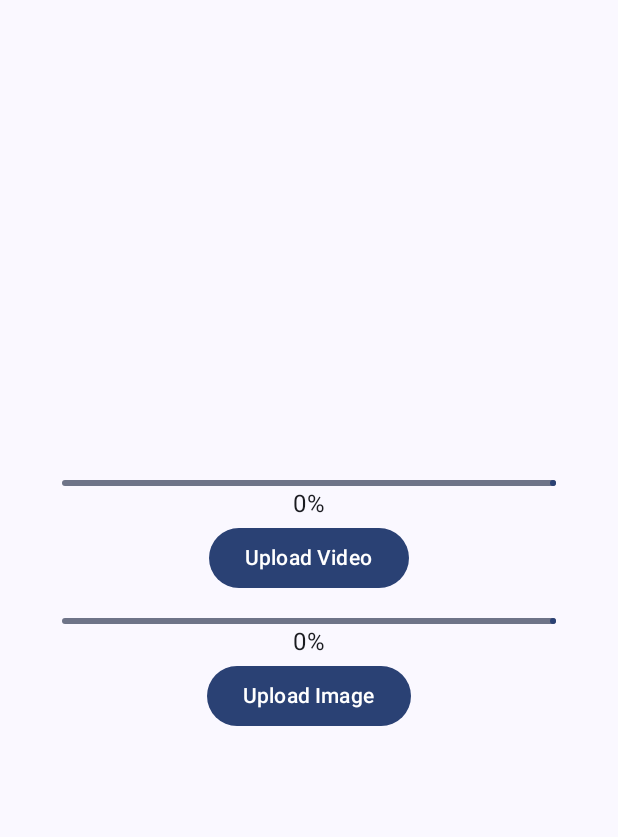
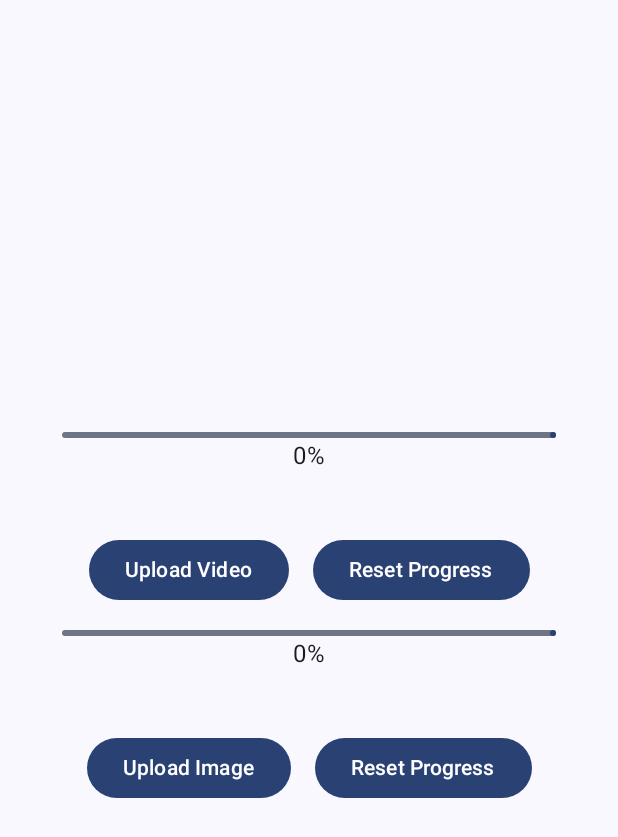
Before and after one commit to timife007/CloudiApp, an Android app built with Jetpack Compose: the screen it shows after launch (MainActivity), after a tap on "Upload Video", on a phone screen of 412 x 824 dp. Shown: the top 837 px of the screen. Run offline under Robolectric (Android 15) with nearby library versions, the phone set to English and light mode, and no system bars; our stand-ins replace Dagger/Hilt's generated code; libraries missing offline, so code that uses them is left out: com.cloudinary.android; network calls fail; 1 statement that could not run was skipped.

Commit message:
Upload progress

```diff
--- a/app/src/main/java/com/timife/cloudiapp/AppModule.kt
+++ b/app/src/main/java/com/timife/cloudiapp/AppModule.kt
@@ -1,11 +1,8 @@
 package com.timife.cloudiapp
 
-import com.cloudinary.android.MediaManager
 import dagger.Module
-import dagger.Provides
 import dagger.hilt.InstallIn
 import dagger.hilt.components.SingletonComponent
-import javax.inject.Singleton
 
 @InstallIn(SingletonComponent::class)
 @Module
--- a/app/src/main/java/com/timife/cloudiapp/MainActivity.kt
+++ b/app/src/main/java/com/timife/cloudiapp/MainActivity.kt
@@ -9,11 +9,13 @@ import androidx.activity.enableEdgeToEdge
 import androidx.compose.foundation.layout.Arrangement
 import androidx.compose.foundation.layout.Column
 import androidx.compose.foundation.layout.PaddingValues
+import androidx.compose.foundation.layout.Row
 import androidx.compose.foundation.layout.Spacer
 import androidx.compose.foundation.layout.fillMaxSize
 import androidx.compose.foundation.layout.fillMaxWidth
 import androidx.compose.foundation.layout.height
 import androidx.compose.foundation.layout.padding
+import androidx.compose.foundation.layout.width
 import androidx.compose.foundation.layout.wrapContentSize
 import androidx.compose.material3.Button
 import androidx.compose.material3.LinearProgressIndicator
@@ -24,17 +26,19 @@ import androidx.compose.runtime.getValue
 import androidx.compose.runtime.mutableDoubleStateOf
 import androidx.compose.runtime.mutableStateOf
 import androidx.compose.runtime.remember
+import androidx.compose.runtime.rememberCoroutineScope
 import androidx.compose.runtime.setValue
 import androidx.compose.ui.Alignment
 import androidx.compose.ui.Modifier
+import androidx.compose.ui.platform.LocalContext
 import androidx.compose.ui.tooling.preview.Preview
 import androidx.compose.ui.unit.dp
-import androidx.lifecycle.lifecycleScope
 import com.cloudinary.android.MediaManager
 import com.cloudinary.android.callback.ErrorInfo
 import com.cloudinary.android.callback.UploadCallback
 import com.timife.cloudiapp.ui.theme.CloudiAppTheme
 import dagger.hilt.android.AndroidEntryPoint
+import kotlinx.coroutines.CoroutineScope
 import kotlinx.coroutines.Dispatchers
 import kotlinx.coroutines.launch
 import kotlinx.coroutines.withContext
@@ -52,41 +56,27 @@ class MainActivity : ComponentActivity() {
         enableEdgeToEdge()
         setContent {
             CloudiAppTheme {
-                var videoProgress by remember { mutableDoubleStateOf(0.0) }  // Track progress in state
-                var imageProgress by remember { mutableDoubleStateOf(0.0) }
+                val context = LocalContext.current
                 Scaffold(modifier = Modifier.fillMaxSize()) { innerPadding ->
 
                     Column(
-                        modifier = Modifier.fillMaxSize(),
+                        modifier = Modifier
+                            .fillMaxSize()
+                            .padding(innerPadding),
                         verticalArrangement = Arrangement.Center,
                         horizontalAlignment = Alignment.CenterHorizontally
                     ) {
-                        Screen(
-                            padding = innerPadding, onClick = {
-                                lifecycleScope.launch {
-                                    uploadVideo(
-                                        this@MainActivity,
-                                        onProgressTracked = { currentProgress ->
-                                            videoProgress = currentProgress
-                                        }
-                                    )
-                                }
-                            },
-                            progress = videoProgress,
+                        //Video upload
+                        UploadScreen(
+                            context = context,
+                            url = "https://res.cloudinary.com/dlujwccdb/video/upload/v1728910228/Stridez/posts/test_uy4d9t.mp4",
                             isVideo = true
                         )
-                        Screen(
-                            padding = innerPadding, onClick = {
-                                lifecycleScope.launch {
-                                    uploadImage(
-                                        this@MainActivity,
-                                        onProgressTracked = { currentProgress ->
-                                            imageProgress = currentProgress
-                                        }
-                                    )
-                                }
-                            },
-                            progress = imageProgress,
+                        Spacer(modifier = Modifier.height(16.dp))
+                        //Image upload
+                        UploadScreen(
+                            context = context,
+                            url = "https://res.cloudinary.com/dlujwccdb/video/upload/v1728910228/Stridez/posts/test_uy4d9t.jpg",
                             isVideo = false
                         )
                     }
@@ -96,118 +86,146 @@ class MainActivity : ComponentActivity() {
         }
     }
 
-    //Video upload
-    private suspend fun uploadVideo(context: Context, onProgressTracked: (Double) -> Unit) {
-        val url =
-            "https://res.cloudinary.com/dlujwccdb/video/upload/v1728910228/Stridez/posts/test_uy4d9t.mp4"
-        try {
-            val file = withContext(Dispatchers.IO) {
-                downloadFile(url, context)
+    @Composable
+    fun UploadScreen(
+        context: Context,
+        url: String,
+        isVideo: Boolean,
+        scope: CoroutineScope = rememberCoroutineScope()
+    ) {
+        // Track the progress individually for each screen
+        var progress by remember { mutableDoubleStateOf(0.0) }
+        var uploaded by remember { mutableStateOf("") }
+
+        Screen(
+            padding = PaddingValues(),  // Adjust this as needed
+            onClick = {
+                scope.launch {
+                    uploadMedia(
+                        context = context,
+                        url = url,
+                        onProgressTracked = { bytes, totalBytes ->
+                            val currentProgress = bytes.toDouble() / totalBytes
+                            progress = currentProgress  // Update progress
+                            // Convert bytes to megabytes (MB) and update the uploaded state
+                            val uploadedMB = bytes / (1024.0 * 1024.0) // Bytes to MB
+                            val totalMB = totalBytes / (1024.0 * 1024.0) // Total MB
+
+                            uploaded = String.format(
+                                "%.2f MB / %.2f MB (%d%%)",
+                                uploadedMB,
+                                totalMB,
+                                (currentProgress * 100).toInt()
+                            )
                         }
-            if (file != null) {
-                val requestId =
-                    MediaManager.get().upload(file.path).callback(object : UploadCallback {
-                        override fun onStart(requestId: String?) {
-                            Log.d("MainActivity", "onStart: $requestId")
+                    )
+                }
+            },
+            progress = progress,
+            isVideo = isVideo,
+            onResetProgress = {
+                progress = 0.0  // Reset progress
+                uploaded = ""
+            },
+            uploaded = uploaded
+        )
     }
 
-                        override fun onProgress(requestId: String?, bytes: Long, totalBytes: Long) {
-                            Log.d("MainActivity", "onProgress: $bytes of $totalBytes")
-                            val progress = bytes.toDouble() / totalBytes
-                            onProgressTracked(progress)
-                            Log.d("MainActivity", "onProgress: $progress")
+    @Composable
+    fun Screen(
+        padding: PaddingValues,
+        progress: Double,  // Receive progress value
+        onClick: () -> Unit,
+        isVideo: Boolean,
+        onResetProgress: () -> Unit = {},
+        uploaded: String
+    ) {
+        Column(
+            modifier = Modifier
+                .wrapContentSize()
+                .padding(padding),
+            horizontalAlignment = Alignment.CenterHorizontally,
+            verticalArrangement = Arrangement.Center
+        ) {
+            // Show progress as a ProgressBar
+            LinearProgressIndicator(
+                progress = { progress.toFloat() },
+                modifier = Modifier.fillMaxWidth(0.8f),
+            )
 
+            Text(text = "${(progress * 100).toInt()}%")
+            Spacer(modifier = Modifier.height(16.dp))
+            Text(text = uploaded)
+            Row(
+                verticalAlignment = Alignment.CenterVertically,
+                horizontalArrangement = Arrangement.Center
+            ) {
+                Button(onClick = onClick) {
+                    Text(text = if (isVideo) "Upload Video" else "Upload Image")
                 }
 
-                        override fun onSuccess(
-                            requestId: String?,
-                            resultData: MutableMap<Any?, Any?>?
-                        ) {
-                            Log.d("MainActivity", "onSuccess: $resultData")
-                        }
-
-                        override fun onError(requestId: String?, error: ErrorInfo?) {
-                            Log.d("MainActivity", "onError: $error")
-                        }
-
-                        override fun onReschedule(requestId: String?, error: ErrorInfo?) {
-                            Log.d("MainActivity", "onReschedule: $error")
-                        }
-                    }).dispatch()
-                Log.d("MainActivity", "uploadVideo: $requestId")
-            } else {
-                Log.d("MainActivity", "uploadVideo: File is null")
-            }
-        } catch (e: Exception) {
-            Log.d("MainActivity", "uploadVideo: ${e.message}")
+                Spacer(modifier = Modifier.width(16.dp))
+                Button(onClick = {
+                    onResetProgress()
+                }) {
+                    Text(text = "Reset Progress")
                 }
             }
 
-    //download image from url and upload
-    private suspend fun uploadImage(context: Context, onProgressTracked: (Double) -> Unit) {
-        val url =
-            "https://res.cloudinary.com/dlujwccdb/video/upload/v1728910228/Stridez/posts/test_uy4d9t.jpg"
+        }
+    }
+
+    // Reusable upload function
+    private suspend fun uploadMedia(
+        context: Context,
+        url: String,
+        onProgressTracked: (Long, Long) -> Unit
+    ) {
         try {
             val file = withContext(Dispatchers.IO) {
                 downloadFile(url, context)
             }
 
             if (file != null) {
+                val requestId = MediaManager.get()
+                    .upload(file.path)
+                    .callback(createUploadCallback(onProgressTracked))
+                    .dispatch()
 
-                val requestId =
-                    MediaManager.get().upload(file.path).callback(object : UploadCallback {
+                Log.d("MainActivity", "uploadMedia: $requestId")
+            } else {
+                Log.d("MainActivity", "uploadMedia: File is null")
+            }
+        } catch (e: Exception) {
+            Log.e("MainActivity", "uploadMedia Error: ${e.message}")
+        }
+    }
+
+    // Helper: Create a reusable UploadCallback
+    private fun createUploadCallback(onProgressTracked: (Long, Long) -> Unit) =
+        object : UploadCallback {
             override fun onStart(requestId: String?) {
                 Log.d("MainActivity", "onStart: $requestId")
             }
 
             override fun onProgress(requestId: String?, bytes: Long, totalBytes: Long) {
-                            val progress = bytes.toDouble() / totalBytes
-                            onProgressTracked(progress)
-                            Log.d("MainActivity percentage", "onProgress: $progress")
-                            Log.d("MainActivity", "onProgress: $bytes of $totalBytes")
+                onProgressTracked(bytes, totalBytes)
+                Log.d("MainActivity", "Progress:($bytes of $totalBytes)")
             }
 
-                        override fun onSuccess(
-                            requestId: String?,
-                            resultData: MutableMap<Any?, Any?>?
-                        ) {
+            override fun onSuccess(requestId: String?, resultData: MutableMap<Any?, Any?>?) {
                 Log.d("MainActivity", "onSuccess: $resultData")
             }
 
             override fun onError(requestId: String?, error: ErrorInfo?) {
-                            Log.d("MainActivity", "onError: $error")
+                Log.e("MainActivity", "onError: $error")
             }
 
             override fun onReschedule(requestId: String?, error: ErrorInfo?) {
-                            Log.d("MainActivity", "onReschedule: $error")
+                Log.w("MainActivity", "onReschedule: $error")
             }
-                    }).dispatch()
-                Log.d("MainActivity", "uploadImage: $requestId")
-            } else {
-                Log.d("MainActivity", "uploadImage: File is null")
-            }
-        } catch (e: Exception) {
-            Log.d("Cloudinary", "uploadImage: ${e.message}")
         }
 
-    }
-
-//    //upload large video
-//    private suspend fun uploadLargeVideo(context: Context) {
-//        val url =
-//            "https://res.cloudinary.com/dlujwccdb/video/upload/v1728910228/Stridez/posts/test_uy4d9t.mp4"
-//
-//        try {
-//            val file = withContext(Dispatchers.IO) {
-//                downloadFile(url, context)
-//            }
-//            if (file != null) {
-//                val requestId = MediaManager.get().upload()
-//            }
-//        }catch (e:Exception){
-//            Log.d("MainActivity", "uploadLargeVideo: ${e.message}")
-//        }
-//    }
 
     // Helper function to download a file from a URL
     private fun downloadFile(fileUrl: String, context: Context): File? {
@@ -223,37 +241,6 @@ class MainActivity : ComponentActivity() {
         }
 
         return file
-    }
-
-}
-
-@Composable
-fun Screen(
-    padding: PaddingValues,
-    progress: Double,  // Receive progress value
-    onClick: () -> Unit,
-    isVideo: Boolean
-) {
-    Column(
-        modifier = Modifier
-            .wrapContentSize()
-            .padding(padding),
-        horizontalAlignment = Alignment.CenterHorizontally,
-        verticalArrangement = Arrangement.Center
-    ) {
-        // Show progress as a ProgressBar
-        LinearProgressIndicator(
-            progress = { progress.toFloat() },
-            modifier = Modifier.fillMaxWidth(0.8f),
-        )
-
-        Text(text = "${(progress * 100).toInt()}%")
-        Button(onClick = onClick) {
-            Text(text = if (isVideo) "Upload Video" else "Upload Image")
-        }
-
-        Spacer(modifier = Modifier.height(16.dp))
-
     }
 }
 
```
Also changed, not shown: app/src/main/java/com/timife/cloudiapp/CloudiViewModel.kt (+0 -8 lines). Lines whose indentation alone changed are shown as unchanged.
